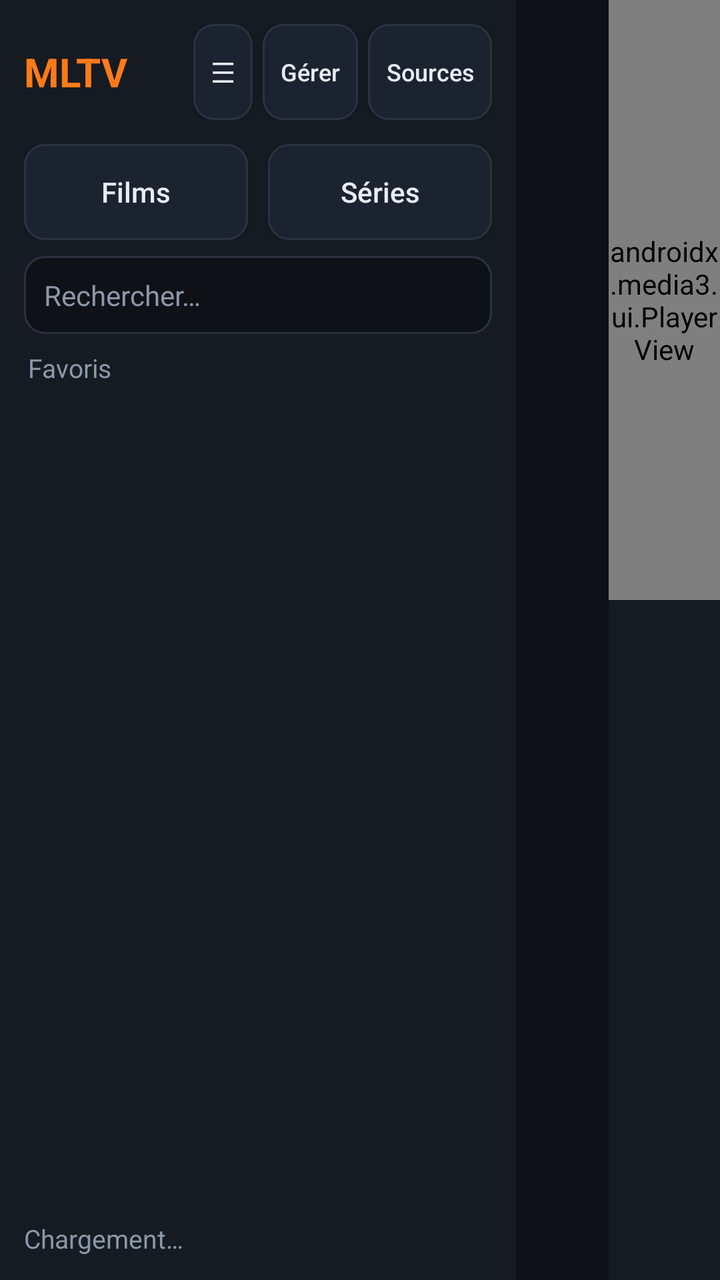
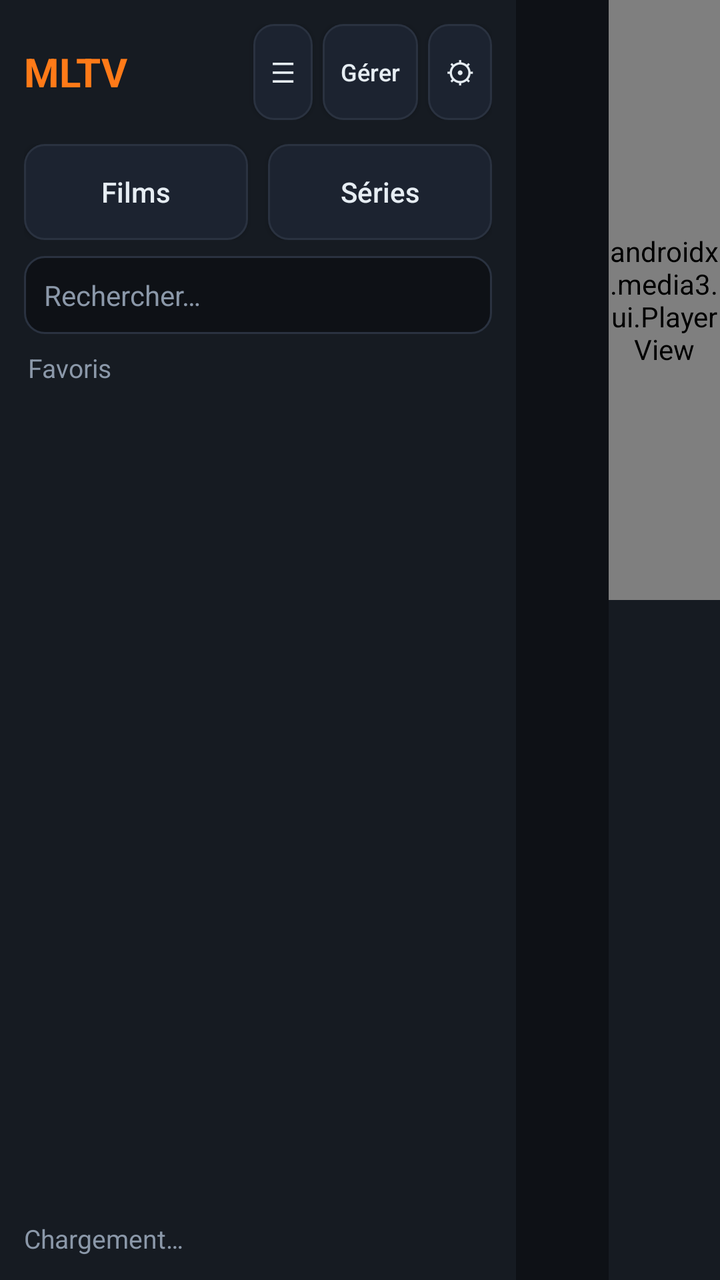

The first picture is an Android layout as it rendered before a commit; the second is the same layout after the commit. The layout source and the unified diff follow.
<!-- AndroidManifest.xml: application theme Theme.MLTV -->
<!-- res/layout/activity_main.xml -->
<?xml version="1.0" encoding="utf-8"?>
<LinearLayout xmlns:android="http://schemas.android.com/apk/res/android"
    xmlns:app="http://schemas.android.com/apk/res-auto"
    android:layout_width="match_parent"
    android:layout_height="match_parent"
    android:orientation="horizontal"
    android:background="@color/bg">

    
    <LinearLayout
        android:id="@+id/drawer"
        android:layout_width="210dp"
        android:layout_height="match_parent"
        android:orientation="vertical"
        android:background="@color/panel2"
        android:visibility="gone">

        <TextView
            android:layout_width="match_parent"
            android:layout_height="wrap_content"
            android:padding="16dp"
            android:text="Catégories"
            android:textColor="@color/accent"
            android:textSize="16sp"
            android:textStyle="bold" />

        <androidx.recyclerview.widget.RecyclerView
            android:id="@+id/rv_catdrawer"
            android:layout_width="match_parent"
            android:layout_height="0dp"
            android:layout_weight="1"
            android:paddingHorizontal="10dp"
            android:clipToPadding="false"
            android:scrollbars="vertical" />
    </LinearLayout>

    
    <LinearLayout
        android:layout_width="258dp"
        android:layout_height="match_parent"
        android:orientation="vertical"
        android:background="@color/panel">

        <LinearLayout
            android:layout_width="match_parent"
            android:layout_height="wrap_content"
            android:orientation="horizontal"
            android:gravity="center_vertical"
            android:paddingHorizontal="12dp"
            android:paddingVertical="12dp">

            <TextView
                android:layout_width="0dp"
                android:layout_height="wrap_content"
                android:layout_weight="1"
                android:text="@string/app_name"
                android:textColor="@color/accent"
                android:textSize="20sp"
                android:textStyle="bold" />

            <Button
                android:id="@+id/btn_cats"
                android:layout_width="wrap_content"
                android:layout_height="wrap_content"
                android:layout_marginEnd="5dp"
                android:background="@drawable/btn_secondary"
                android:text="☰"
                android:textColor="@color/txt"
                android:textSize="14sp"
                android:minWidth="0dp"
                android:paddingHorizontal="9dp" />

            <Button
                android:id="@+id/btn_manage"
                android:layout_width="wrap_content"
                android:layout_height="wrap_content"
                android:layout_marginEnd="5dp"
                android:background="@drawable/btn_secondary"
                android:text="Gérer"
                android:textColor="@color/txt"
                android:textAllCaps="false"
                android:textSize="12sp"
                android:minWidth="0dp"
                android:paddingHorizontal="9dp" />

            <Button
                android:id="@+id/btn_sources"
                android:layout_width="wrap_content"
                android:layout_height="wrap_content"
                android:background="@drawable/btn_secondary"
                android:text="Sources"
                android:textColor="@color/txt"
                android:textAllCaps="false"
                android:textSize="12sp"
                android:minWidth="0dp"
                android:paddingHorizontal="9dp" />
        </LinearLayout>

        <LinearLayout
            android:layout_width="match_parent"
            android:layout_height="wrap_content"
            android:orientation="horizontal"
            android:paddingHorizontal="12dp"
            android:paddingBottom="8dp">

            <Button
                android:id="@+id/btn_films"
                android:layout_width="0dp"
                android:layout_height="wrap_content"
                android:layout_weight="1"
                android:layout_marginEnd="5dp"
                android:background="@drawable/btn_secondary"
                android:text="Films"
                android:textColor="@color/txt"
                android:textAllCaps="false"
                android:textSize="14sp" />

            <Button
                android:id="@+id/btn_series"
                android:layout_width="0dp"
                android:layout_height="wrap_content"
                android:layout_weight="1"
                android:layout_marginStart="5dp"
                android:background="@drawable/btn_secondary"
                android:text="Séries"
                android:textColor="@color/txt"
                android:textAllCaps="false"
                android:textSize="14sp" />
        </LinearLayout>

        <EditText
            android:id="@+id/et_search"
            android:layout_width="match_parent"
            android:layout_height="wrap_content"
            android:layout_marginHorizontal="12dp"
            android:layout_marginBottom="8dp"
            android:background="@drawable/field_bg"
            android:padding="10dp"
            android:hint="Rechercher…"
            android:textColorHint="@color/muted"
            android:textColor="@color/txt"
            android:textSize="14sp"
            android:inputType="text"
            android:imeOptions="actionSearch"
            android:maxLines="1" />

        <TextView
            android:id="@+id/tv_curcat"
            android:layout_width="match_parent"
            android:layout_height="wrap_content"
            android:paddingHorizontal="14dp"
            android:paddingBottom="6dp"
            android:text="Favoris"
            android:textColor="@color/muted"
            android:textSize="13sp"
            android:maxLines="1"
            android:ellipsize="end" />

        <androidx.recyclerview.widget.RecyclerView
            android:id="@+id/rv_channels"
            android:layout_width="match_parent"
            android:layout_height="0dp"
            android:layout_weight="1"
            android:paddingHorizontal="8dp"
            android:clipToPadding="false"
            android:scrollbars="vertical" />

        <TextView
            android:id="@+id/tv_status"
            android:layout_width="match_parent"
            android:layout_height="wrap_content"
            android:padding="12dp"
            android:text="Chargement…"
            android:textColor="@color/muted"
            android:textSize="13sp" />
    </LinearLayout>

    
    <LinearLayout
        android:layout_width="0dp"
        android:layout_height="match_parent"
        android:layout_weight="1"
        android:orientation="vertical">

        <TextView
            android:id="@+id/tv_ch_header"
            android:layout_width="match_parent"
            android:layout_height="wrap_content"
            android:padding="14dp"
            android:textColor="@color/txt"
            android:textSize="16sp"
            android:textStyle="bold"
            android:maxLines="1"
            android:ellipsize="end" />

        <androidx.recyclerview.widget.RecyclerView
            android:id="@+id/rv_progs"
            android:layout_width="match_parent"
            android:layout_height="0dp"
            android:layout_weight="1"
            android:paddingHorizontal="8dp"
            android:clipToPadding="false"
            android:scrollbars="vertical" />
    </LinearLayout>

    
    <LinearLayout
        android:layout_width="0dp"
        android:layout_height="match_parent"
        android:layout_weight="1.2"
        android:orientation="vertical"
        android:background="@color/panel">

        <androidx.media3.ui.PlayerView
            android:id="@+id/player_view"
            android:layout_width="match_parent"
            android:layout_height="300dp"
            android:background="#FF000000"
            app:use_controller="false"
            app:resize_mode="fit" />

        <ScrollView
            android:layout_width="match_parent"
            android:layout_height="0dp"
            android:layout_weight="1"
            android:padding="16dp">

            <LinearLayout
                android:layout_width="match_parent"
                android:layout_height="wrap_content"
                android:orientation="vertical">

                <TextView
                    android:id="@+id/tv_detail_title"
                    android:layout_width="match_parent"
                    android:layout_height="wrap_content"
                    android:textColor="@color/txt"
                    android:textSize="20sp"
                    android:textStyle="bold" />

                <LinearLayout
                    android:layout_width="match_parent"
                    android:layout_height="wrap_content"
                    android:orientation="horizontal"
                    android:gravity="center_vertical"
                    android:layout_marginTop="8dp">

                    <TextView
                        android:id="@+id/tv_detail_time"
                        android:layout_width="wrap_content"
                        android:layout_height="wrap_content"
                        android:textColor="@color/muted"
                        android:textSize="14sp" />

                    <ProgressBar
                        android:id="@+id/pb_detail"
                        style="?android:attr/progressBarStyleHorizontal"
                        android:layout_width="0dp"
                        android:layout_height="6dp"
                        android:layout_weight="1"
                        android:layout_marginHorizontal="12dp"
                        android:max="100"
                        android:progressTint="@color/accent" />
                </LinearLayout>

                <TextView
                    android:id="@+id/tv_detail_desc"
                    android:layout_width="match_parent"
                    android:layout_height="wrap_content"
                    android:layout_marginTop="14dp"
                    android:textColor="#FFC7D0DA"
                    android:textSize="15sp"
                    android:lineSpacingMultiplier="1.3" />
            </LinearLayout>
        </ScrollView>
    </LinearLayout>
</LinearLayout>
<!-- resources referenced by this layout -->
<resources>
  <color name="accent">#FFFF7A18</color>
  <color name="bg">#FF0E1116</color>
  <color name="muted">#FF8B98A9</color>
  <color name="panel">#FF161B22</color>
  <color name="panel2">#FF1C2330</color>
  <color name="txt">#FFE6EDF3</color>
  <!-- drawable btn_secondary (drawable) -->
  <?xml version="1.0" encoding="utf-8"?>
  <selector xmlns:android="http://schemas.android.com/apk/res/android">
      <item android:state_focused="true">
          <shape android:shape="rectangle">
              <solid android:color="@color/panel2" />
              <stroke android:width="2dp" android:color="@color/accent" />
              <corners android:radius="10dp" />
          </shape>
      </item>
      <item>
          <shape android:shape="rectangle">
              <solid android:color="@color/panel2" />
              <stroke android:width="1dp" android:color="@color/line" />
              <corners android:radius="10dp" />
          </shape>
      </item>
  </selector>
  <!-- drawable field_bg (drawable) -->
  <?xml version="1.0" encoding="utf-8"?>
  <selector xmlns:android="http://schemas.android.com/apk/res/android">
      <item android:state_focused="true">
          <shape android:shape="rectangle">
              <solid android:color="@color/bg" />
              <stroke android:width="2dp" android:color="@color/accent" />
              <corners android:radius="10dp" />
          </shape>
      </item>
      <item>
          <shape android:shape="rectangle">
              <solid android:color="@color/bg" />
              <stroke android:width="1dp" android:color="@color/line" />
              <corners android:radius="10dp" />
          </shape>
      </item>
  </selector>
  <string name="app_name">MLTV</string>
  <style name="Theme.MLTV" parent="Theme.AppCompat.NoActionBar">
          <item name="android:windowBackground">@color/bg</item>
          <item name="android:statusBarColor">@color/bg</item>
          <item name="android:colorBackground">@color/bg</item>
      </style>
  <color name="line">#FF2A3240</color>
</resources>

<!-- the commit's change to res/layout/activity_main.xml (unified diff, before → after) -->
@@ -88,10 +88,9 @@
                 android:layout_width="wrap_content"
                 android:layout_height="wrap_content"
                 android:background="@drawable/btn_secondary"
-                android:text="Sources"
-                android:textColor="@color/txt"
-                android:textAllCaps="false"
-                android:textSize="12sp"
+                android:text="⚙"
+                android:textColor="@color/txt"
+                android:textSize="15sp"
                 android:minWidth="0dp"
                 android:paddingHorizontal="9dp" />
         </LinearLayout>
